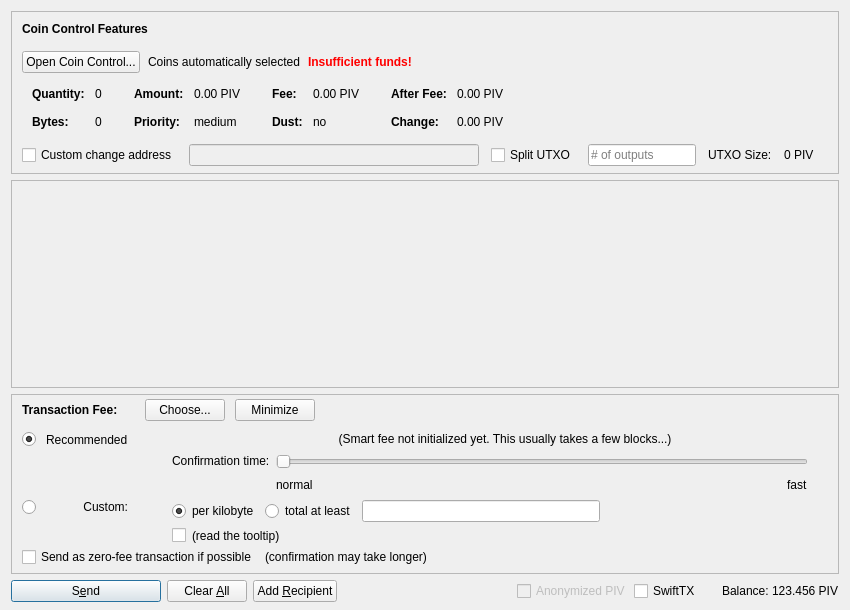
Above: src/qt/forms/sendcoinsdialog.ui from chavezcoin-project/arepacoin before the change. Below: the same form after it.
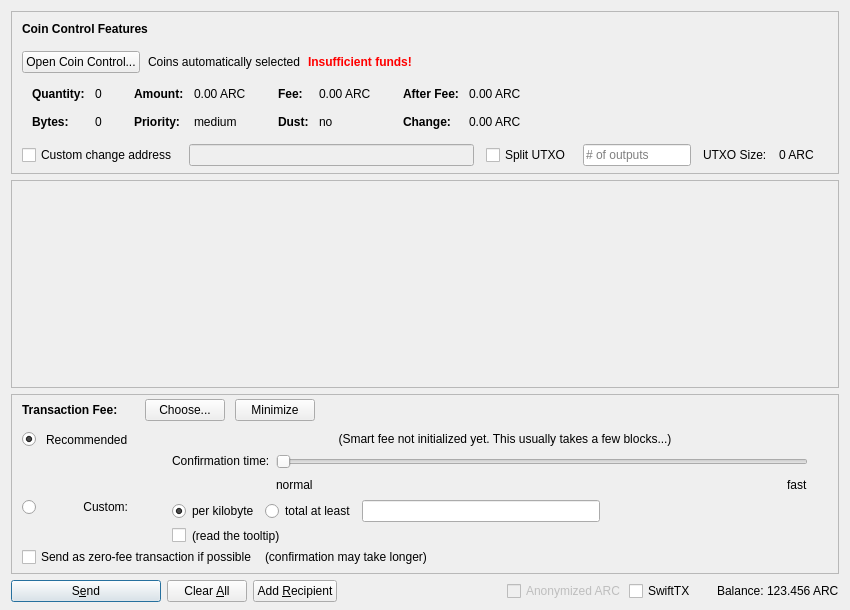
That is the form after the change. Icons and pictures are not drawn. Custom widgets are drawn as their Qt base class.

```diff
--- a/src/qt/forms/sendcoinsdialog.ui
+++ b/src/qt/forms/sendcoinsdialog.ui
@@ -324,7 +324,7 @@
                   <enum>Qt::ActionsContextMenu</enum>
                  </property>
                  <property name="text">
-                  <string notr="true">0.00 PIV</string>
+                  <string notr="true">0.00 ARC</string>
                  </property>
                  <property name="textInteractionFlags">
                   <set>Qt::LinksAccessibleByMouse|Qt::TextSelectableByKeyboard|Qt::TextSelectableByMouse</set>
@@ -404,7 +404,7 @@
                   <enum>Qt::ActionsContextMenu</enum>
                  </property>
                  <property name="text">
-                  <string notr="true">0.00 PIV</string>
+                  <string notr="true">0.00 ARC</string>
                  </property>
                  <property name="textInteractionFlags">
                   <set>Qt::LinksAccessibleByMouse|Qt::TextSelectableByKeyboard|Qt::TextSelectableByMouse</set>
@@ -484,7 +484,7 @@
                   <enum>Qt::ActionsContextMenu</enum>
                  </property>
                  <property name="text">
-                  <string notr="true">0.00 PIV</string>
+                  <string notr="true">0.00 ARC</string>
                  </property>
                  <property name="textInteractionFlags">
                   <set>Qt::LinksAccessibleByMouse|Qt::TextSelectableByKeyboard|Qt::TextSelectableByMouse</set>
@@ -513,7 +513,7 @@
                   <enum>Qt::ActionsContextMenu</enum>
                  </property>
                  <property name="text">
-                  <string notr="true">0.00 PIV</string>
+                  <string notr="true">0.00 ARC</string>
                  </property>
                  <property name="textInteractionFlags">
                   <set>Qt::LinksAccessibleByMouse|Qt::TextSelectableByKeyboard|Qt::TextSelectableByMouse</set>
@@ -594,7 +594,7 @@
           <item>
            <widget class="QLabel" name="labelBlockSize">
             <property name="text">
-             <string>0 PIV</string>
+             <string>0 ARC</string>
             </property>
            </widget>
           </item>
@@ -1390,7 +1390,7 @@
           <bool>false</bool>
          </property>
          <property name="text">
-          <string>Anonymized PIV</string>
+          <string>Anonymized ARC</string>
          </property>
         </widget>
        </item>
@@ -1429,7 +1429,7 @@
           <cursorShape>IBeamCursor</cursorShape>
          </property>
          <property name="text">
-          <string notr="true">123.456 PIV</string>
+          <string notr="true">123.456 ARC</string>
          </property>
          <property name="textInteractionFlags">
           <set>Qt::LinksAccessibleByMouse|Qt::TextSelectableByKeyboard|Qt::TextSelectableByMouse</set>
```
Left out of the diff: 18 changed lines with no effect on the pictures.
